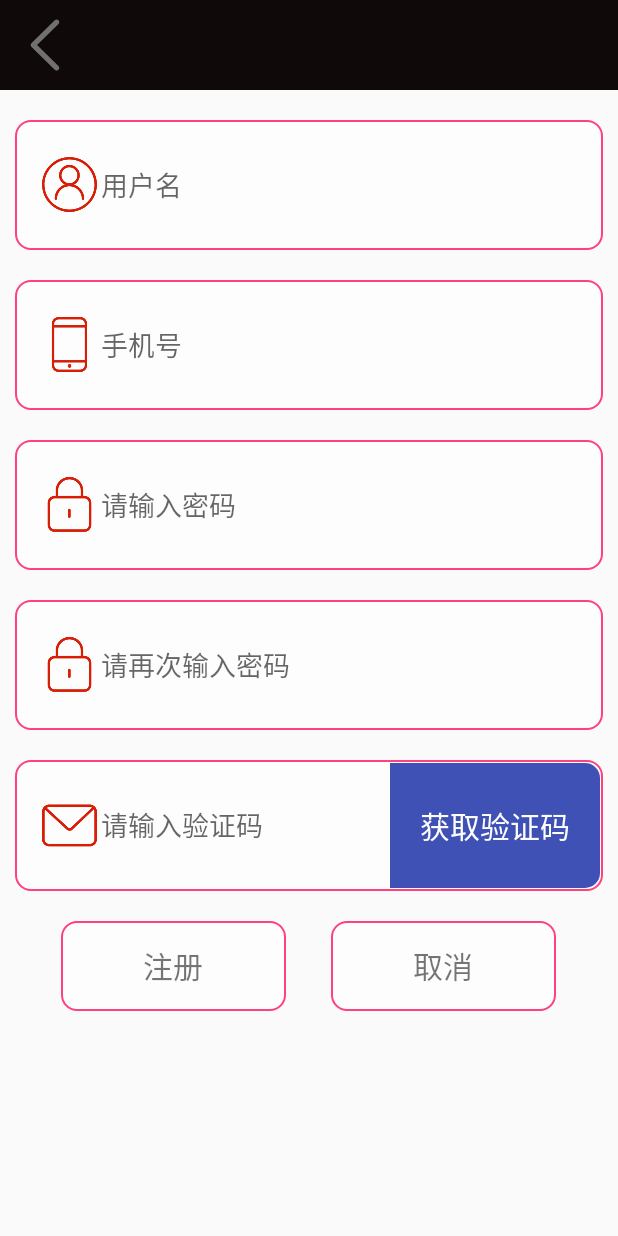
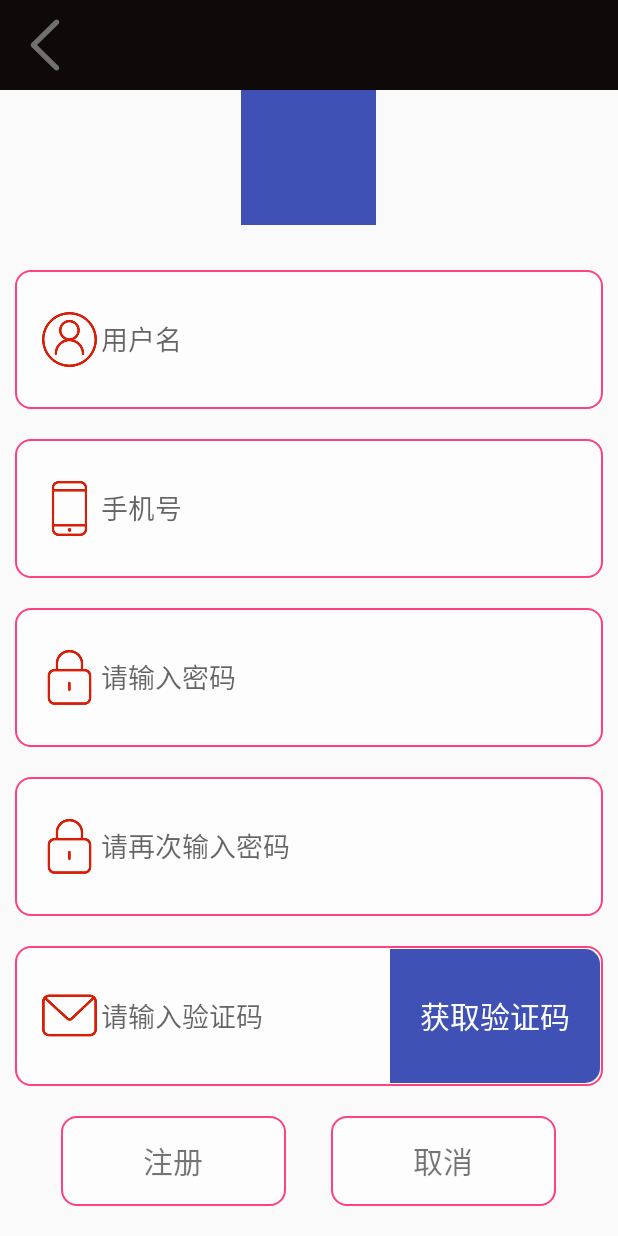
Before and after one commit to wwclearlove/News, an Android app: the layout activity_registered.xml on its own in the app's theme, with its tools: preview values and no code run, on a phone screen of 412 x 824 dp. Run offline under Robolectric (Android 15) with nearby library versions, the phone set to English and light mode, and no system bars.

Commit message:
fcx #2018/12/19  20:10

```diff
--- a/app/src/main/res/layout/activity_registered.xml
+++ b/app/src/main/res/layout/activity_registered.xml
@@ -26,6 +26,21 @@
         android:layout_width="match_parent"
         android:layout_height="0dp"
         android:layout_weight="1">
+        <LinearLayout
+            android:gravity="center_horizontal"
+            android:layout_width="match_parent"
+            android:layout_height="100dp"
+            android:orientation="horizontal">
+
+            <ImageView
+                android:id="@+id/reg_touxian"
+                android:background="@color/colorPrimary"
+                android:adjustViewBounds="true"
+                android:gravity="center"
+                android:layout_width="90dp"
+                android:layout_height="90dp"
+                />
+        </LinearLayout>
 
         <LinearLayout
             android:orientation="horizontal"
@@ -186,6 +201,6 @@
     </LinearLayout>
     <LinearLayout
         android:layout_width="match_parent"
-        android:layout_height="150dp">
+        android:layout_height="20dp">
     </LinearLayout>
 </LinearLayout>
```
Also changed, not shown: app/src/main/AndroidManifest.xml (+11 -7 lines), app/src/main/java/cdictv/news/Activity/LoginActivity.java (+12 -7 lines), app/src/main/java/cdictv/news/Activity/RegisteredActivity.java (+78 -78 lines), app/src/main/java/cdictv/news/Utils/TestUtills.java (+84 -0 lines).
